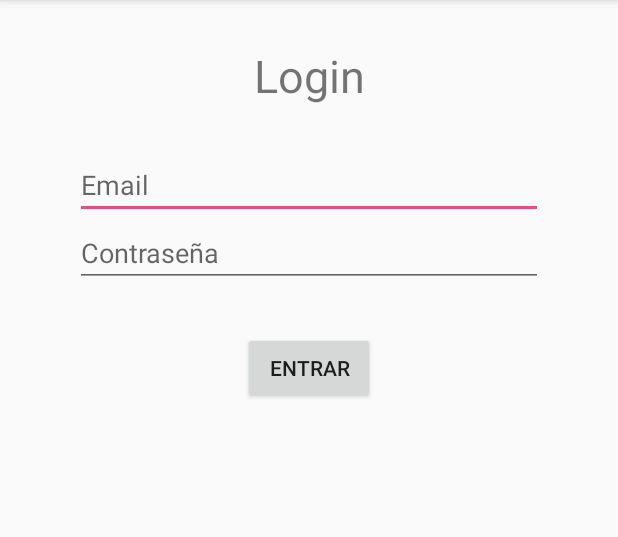
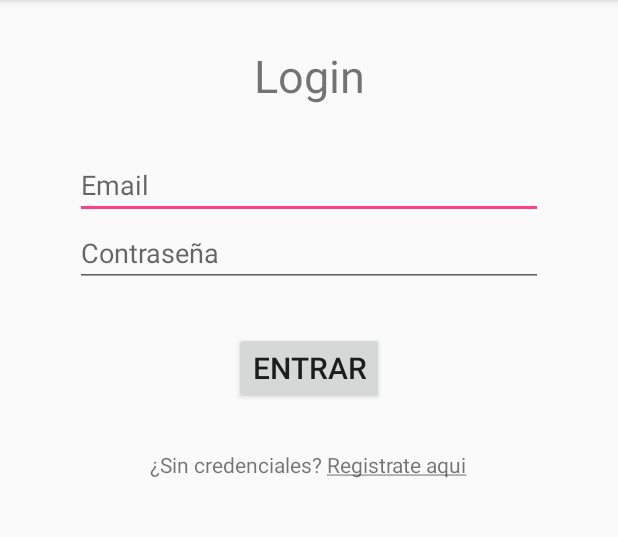
Before and after one commit to Loptt/remote-checkin-app, an Android app: the screen it shows after launch (MainActivity), on a phone screen of 412 x 824 dp, the part 84-621 px from its top. Run offline under Robolectric (Android 15) with nearby library versions, the phone set to English and light mode, and no system bars; our stand-ins replace Firebase (no records; nobody signed in at launch, a user with empty details on screens opened directly).

Commit message:
Debugged register

```diff
--- a/QualtecCheckIn/app/src/main/java/com/carlos/qualteccheckin/MainActivity.java
+++ b/QualtecCheckIn/app/src/main/java/com/carlos/qualteccheckin/MainActivity.java
@@ -8,6 +8,7 @@ import android.os.Bundle;
 import android.view.View;
 import android.widget.Button;
 import android.widget.EditText;
+import android.widget.TextView;
 import android.widget.Toast;
 
 import com.google.android.gms.tasks.OnCompleteListener;
@@ -18,6 +19,8 @@ import com.google.firebase.auth.FirebaseAuth;
 public class MainActivity extends AppCompatActivity {
 
     private Button loginButton;
+    private TextView registerButton;
+
     private EditText emailEditText;
     private EditText passwordEditText;
 
@@ -31,6 +34,8 @@ public class MainActivity extends AppCompatActivity {
         setContentView(R.layout.activity_main);
 
         loginButton = (Button) findViewById(R.id.main_login_button);
+        registerButton = (TextView) findViewById(R.id.main_register);
+
         emailEditText = (EditText) findViewById(R.id.main_email);
         passwordEditText = (EditText) findViewById(R.id.main_password);
 
@@ -40,6 +45,14 @@ public class MainActivity extends AppCompatActivity {
             @Override
             public void onClick(View view) {
                 signInUser();
+            }
+        });
+
+        registerButton.setOnClickListener(new View.OnClickListener() {
+            @Override
+            public void onClick(View view) {
+                Intent intent = new Intent(MainActivity.this, RegisterActivity.class);
+                startActivity(intent);
             }
         });
     }
@@ -52,18 +65,12 @@ public class MainActivity extends AppCompatActivity {
             emailEditText.setError("Se requiere un email");
             emailEditText.requestFocus();
 
-            //Toast.makeText(MainActivity.this, "Por favor, introduce un usuario",
-              //      Toast.LENGTH_SHORT).show();
-
             return;
         }
 
         if (password.isEmpty()) {
             passwordEditText.setError("Se requiere una contraseña");
             passwordEditText.requestFocus();
-
-            //Toast.makeText(MainActivity.this, "Por favor introduce una contraseña",
-            //        Toast.LENGTH_SHORT).show();
 
             return;
         }
--- a/QualtecCheckIn/app/src/main/res/layout/activity_main.xml
+++ b/QualtecCheckIn/app/src/main/res/layout/activity_main.xml
@@ -40,7 +40,17 @@
         android:layout_height="wrap_content"
         android:layout_gravity="center_horizontal"
         android:layout_marginTop="30dp"
+        android:layout_marginBottom="15dp"
+        android:textSize="20dp"
         android:text="Entrar"/>
+
+    <TextView
+        android:id="@+id/main_register"
+        android:layout_width="wrap_content"
+        android:layout_height="wrap_content"
+        android:layout_gravity="center_horizontal"
+        android:layout_margin="15dp"
+        android:text="@string/register_here"/>
 
 
 </LinearLayout>
--- a/QualtecCheckIn/app/src/main/res/values/strings.xml
+++ b/QualtecCheckIn/app/src/main/res/values/strings.xml
@@ -7,4 +7,5 @@
     <string name="password">Contraseña</string>
     <string name="enter">Entrar</string>
     <string name="exit">Salir</string>
+    <string name="register_here">¿Sin credenciales? <u>Registrate aqui</u></string>
 </resources>
```
Also changed, not shown: QualtecCheckIn/app/src/main/java/com/carlos/qualteccheckin/RegisterActivity.java (+46 -5 lines).
